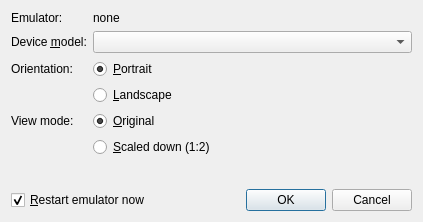
The window that src/plugins/mer/meremulatormodedialog.ui (sailfishos/sailfish-qtcreator) describes before a commit, drawn with Qt 5.
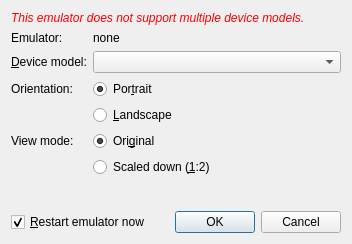
The same window after the commit.

Commit message:
Mer: Disable emulator mode dialog if not supported
This should only happen as a result of broken installation, though.

Patch:
```diff
--- a/src/plugins/mer/meremulatormodedialog.ui
+++ b/src/plugins/mer/meremulatormodedialog.ui
@@ -6,8 +6,8 @@
    <rect>
     <x>0</x>
     <y>0</y>
-    <width>423</width>
-    <height>222</height>
+    <width>352</width>
+    <height>244</height>
    </rect>
   </property>
   <property name="windowTitle">
@@ -15,9 +15,26 @@
   </property>
   <layout class="QVBoxLayout" name="verticalLayout">
    <item>
+    <widget class="QLabel" name="unsupportedLabel">
+     <property name="text">
+      <string>&lt;html&gt;&lt;head/&gt;&lt;body&gt;&lt;p&gt;&lt;span style=&quot; font-style:italic; color:#ff0000;&quot;&gt;This emulator does not support multiple device models.&lt;/span&gt;&lt;/p&gt;&lt;/body&gt;&lt;/html&gt;</string>
+     </property>
+    </widget>
+   </item>
+   <item>
+    <widget class="QWidget" name="contentWrapper" native="true">
     <layout class="QFormLayout" name="formLayout">
-     <property name="fieldGrowthPolicy">
-      <enum>QFormLayout::AllNonFixedFieldsGrow</enum>
+      <property name="leftMargin">
+       <number>0</number>
+      </property>
+      <property name="topMargin">
+       <number>0</number>
+      </property>
+      <property name="rightMargin">
+       <number>0</number>
+      </property>
+      <property name="bottomMargin">
+       <number>0</number>
      </property>
      <item row="0" column="0">
       <widget class="QLabel" name="label_3">
@@ -39,7 +56,7 @@
      <item row="1" column="0">
       <widget class="QLabel" name="label">
        <property name="text">
-        <string>Device &amp;model:</string>
+         <string>&amp;Device model:</string>
        </property>
        <property name="buddy">
         <cstring>deviceModelComboBox</cstring>
@@ -60,26 +77,16 @@
        </property>
       </widget>
      </item>
-     <item row="4" column="1">
-      <widget class="QRadioButton" name="originalViewModeRadioButton">
+      <item row="2" column="1">
+       <widget class="QRadioButton" name="portraitRadioButton">
        <property name="text">
-        <string>&amp;Original</string>
+         <string>Por&amp;trait</string>
        </property>
        <property name="checked">
         <bool>true</bool>
        </property>
        <attribute name="buttonGroup">
-        <string notr="true">zoomButtonGroup</string>
-       </attribute>
-      </widget>
-     </item>
-     <item row="5" column="1">
-      <widget class="QRadioButton" name="scaledViewModeRadioButton">
-       <property name="text">
-        <string>&amp;Scaled down (1:2)</string>
-       </property>
-       <attribute name="buttonGroup">
-        <string notr="true">zoomButtonGroup</string>
+         <string notr="true">orientationButtonGroup</string>
        </attribute>
       </widget>
      </item>
@@ -93,19 +100,6 @@
        </attribute>
       </widget>
      </item>
-     <item row="2" column="1">
-      <widget class="QRadioButton" name="portraitRadioButton">
-       <property name="text">
-        <string>&amp;Portrait</string>
-       </property>
-       <property name="checked">
-        <bool>true</bool>
-       </property>
-       <attribute name="buttonGroup">
-        <string notr="true">orientationButtonGroup</string>
-       </attribute>
-      </widget>
-     </item>
      <item row="4" column="0">
       <widget class="QLabel" name="label_4">
        <property name="text">
@@ -113,7 +107,31 @@
        </property>
       </widget>
      </item>
-    </layout>
+      <item row="4" column="1">
+       <widget class="QRadioButton" name="originalViewModeRadioButton">
+        <property name="text">
+         <string>Ori&amp;ginal</string>
+        </property>
+        <property name="checked">
+         <bool>true</bool>
+        </property>
+        <attribute name="buttonGroup">
+         <string notr="true">zoomButtonGroup</string>
+        </attribute>
+       </widget>
+      </item>
+      <item row="5" column="1">
+       <widget class="QRadioButton" name="scaledViewModeRadioButton">
+        <property name="text">
+         <string>Scaled down (&amp;1:2)</string>
+        </property>
+        <attribute name="buttonGroup">
+         <string notr="true">zoomButtonGroup</string>
+        </attribute>
+       </widget>
+      </item>
+     </layout>
+    </widget>
    </item>
    <item>
     <spacer name="verticalSpacer">
```
Left out of the diff: 2 changed lines with no effect on the pictures. Lines whose indentation alone changed are shown as unchanged. The commit also changes 1 other file.
